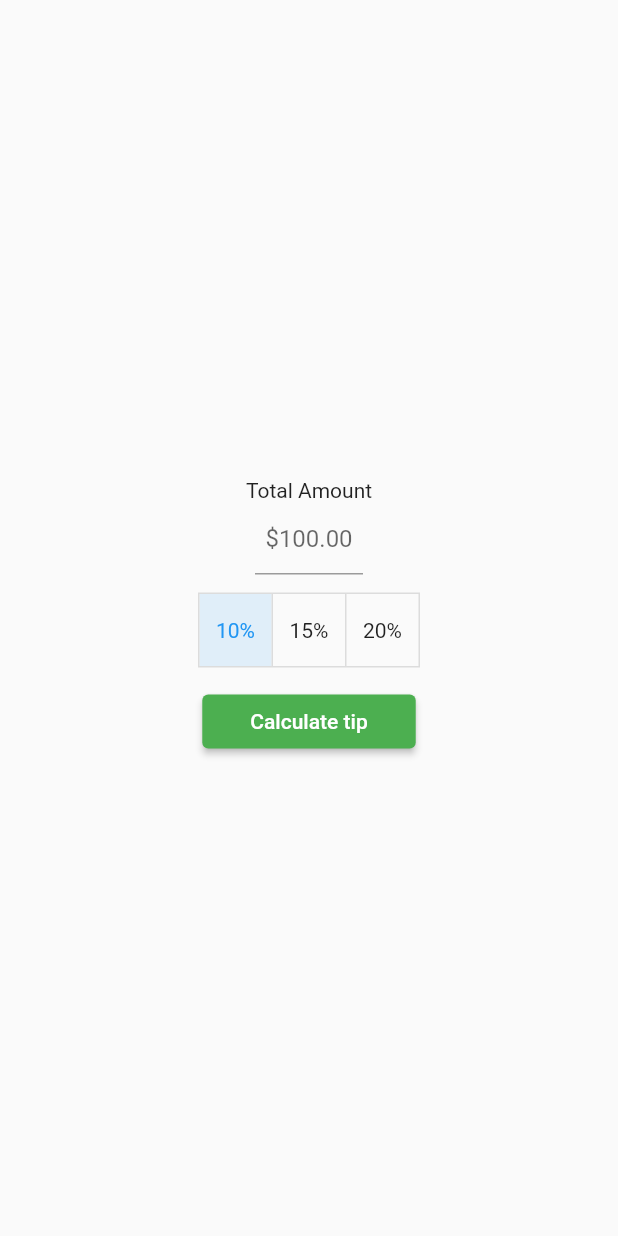
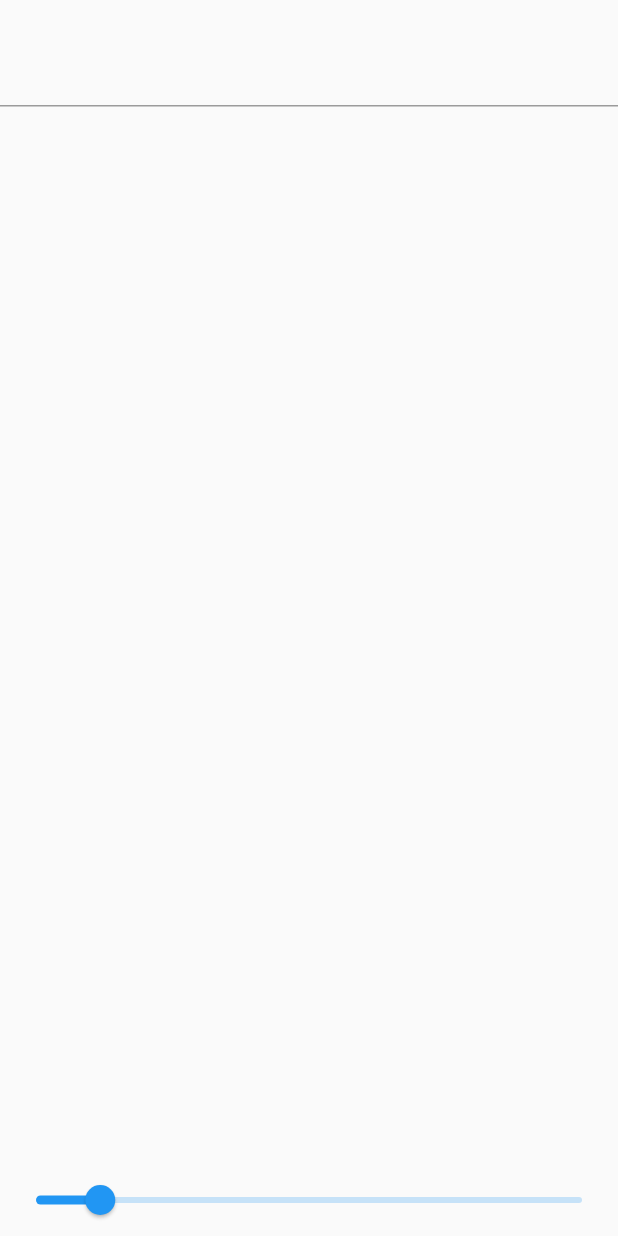
Before and after one commit to Montalmo/killo_project, a Flutter app: the screen it shows after launch, on a phone screen of 412 x 824 dp. Run offline on Flutter 3.47's test engine with Material 2 defaults, Android fonts, the phone set to English and light mode, and no system bars.

Commit message:
first commit 04

```diff
--- a/lib/day02.dart
+++ b/lib/day02.dart
@@ -1,6 +1,4 @@
 import 'package:flutter/material.dart';
-import 'package:flutter/src/widgets/container.dart';
-import 'package:flutter/src/widgets/framework.dart';
 
 class Day02 extends StatefulWidget {
   const Day02({super.key});
@@ -42,7 +40,7 @@ class _Day02State extends State<Day02> {
                 height: 12.0,
               ),
               ToggleButtons(
-                children: [
+                children: <Text>[
                   Text('10%'),
                   Text('15%'),
                   Text('20%'),
@@ -59,8 +57,8 @@ class _Day02State extends State<Day02> {
                       MaterialStateProperty.all<Color>(Colors.green),
                 ),
                 onPressed: calculateTip,
-                child: Padding(
-                  padding: const EdgeInsets.symmetric(
+                child: const Padding(
+                  padding: EdgeInsets.symmetric(
                     horizontal: 16.0,
                     vertical: 8.0,
                   ),
--- /dev/null
+++ b/lib/day03.dart
@@ -0,0 +1,48 @@
+import 'package:flutter/material.dart';
+
+class Day03 extends StatefulWidget {
+  const Day03({super.key});
+
+  @override
+  State<Day03> createState() => _Day03State();
+}
+
+class _Day03State extends State<Day03> {
+  double _fontSize = 40;
+
+  @override
+  Widget build(BuildContext context) {
+    return MaterialApp(
+      debugShowCheckedModeBanner: false,
+      home: Scaffold(
+        body: SafeArea(
+          child: Column(
+            children: [
+              Expanded(
+                child: TextField(
+                  textInputAction: TextInputAction.done,
+                  maxLines: null,
+                  style: TextStyle(
+                    fontSize: _fontSize,
+                  ),
+                ),
+              ),
+              Slider(
+                value: _fontSize,
+                onChanged: _changeSize,
+                min: 24,
+                max: 160,
+              ),
+            ],
+          ),
+        ),
+      ),
+    );
+  }
+
+  void _changeSize(newSize) {
+    setState(() {
+      _fontSize = newSize;
+    });
+  }
+}
--- a/lib/main.dart
+++ b/lib/main.dart
@@ -1,7 +1,8 @@
 import 'package:flutter/material.dart';
-import 'package:killo_project/day02.dart';
+// import 'package:killo_project/day02.dart';
+import 'package:killo_project/day03.dart';
 // import 'package:killo_project/restaurant_random_page.dart';
 
 void main() {
-  runApp(Day02());
+  runApp(const Day03());
 }
--- a/lib/restaurant_random_page.dart
+++ b/lib/restaurant_random_page.dart
@@ -45,10 +45,10 @@ class _RestRandomState extends State<RestRandom> {
               ),
               ElevatedButton(
                 onPressed: updateIndex,
-                child: Padding(
-                  padding: const EdgeInsets.symmetric(
+                child: const Padding(
+                  padding: EdgeInsets.symmetric(
                       vertical: 16.0, horizontal: 32),
-                  child: const Text(
+                  child: Text(
                     'Pick Restaurant',
                     style: TextStyle(fontSize: 16.0),
                   ),
```
